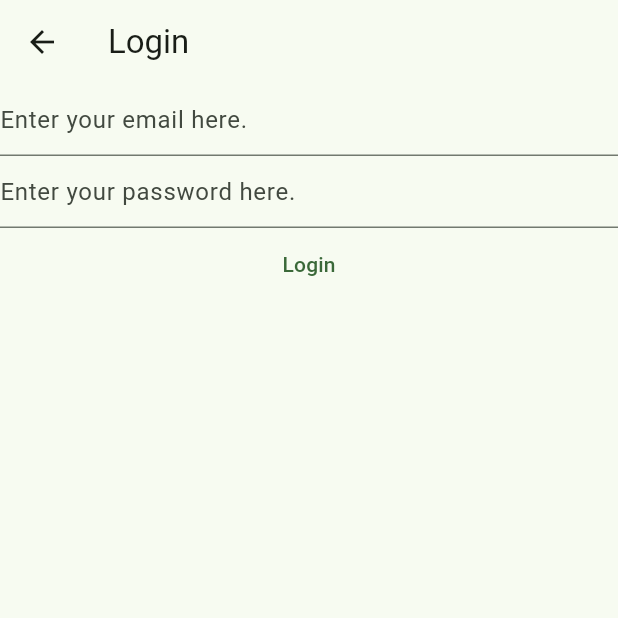
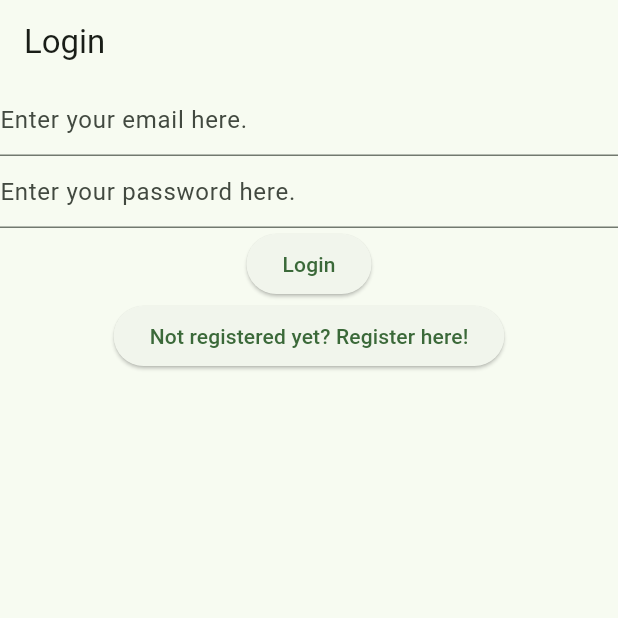
Before and after one commit to dave-cao/FlutterNotes, a Flutter app: the LoginView screen opened directly, on a phone screen of 412 x 824 dp, the top half of it. Run offline on Flutter 3.47's test engine with Material 3 defaults, Android fonts, the phone set to English and light mode, and no system bars; our stand-ins replace firebase_auth, firebase_core; accounts and stored records are empty; generated files the repository leaves out were written again.

Commit message:
allowed view switching between login and register pages

```diff
--- a/lib/views/login_view.dart
+++ b/lib/views/login_view.dart
@@ -58,7 +58,7 @@ class _LoginViewState extends State<LoginView> {
                     decoration: const InputDecoration(
                         hintText: 'Enter your password here.'),
                   ),
-                  TextButton(
+                  ElevatedButton(
                     onPressed: () async {
                       final email = _email.text;
                       final password = _password.text;
@@ -82,6 +82,13 @@ class _LoginViewState extends State<LoginView> {
                     },
                     child: const Text('Login'),
                   ),
+                  ElevatedButton(
+                      onPressed: () {
+                        // go to register view
+                        Navigator.of(context).pushNamedAndRemoveUntil(
+                            '/register/', (route) => false);
+                      },
+                      child: const Text("Not registered yet? Register here!"))
                 ],
               );
             default:
```
Also changed, not shown: lib/main.dart (+7 -9 lines), lib/views/register_view.dart (+7 -0 lines), 1 other file.
